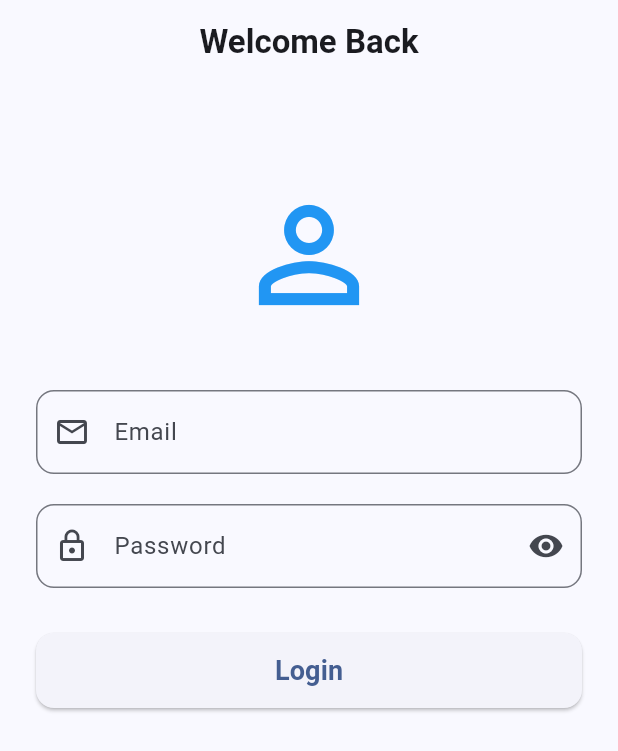
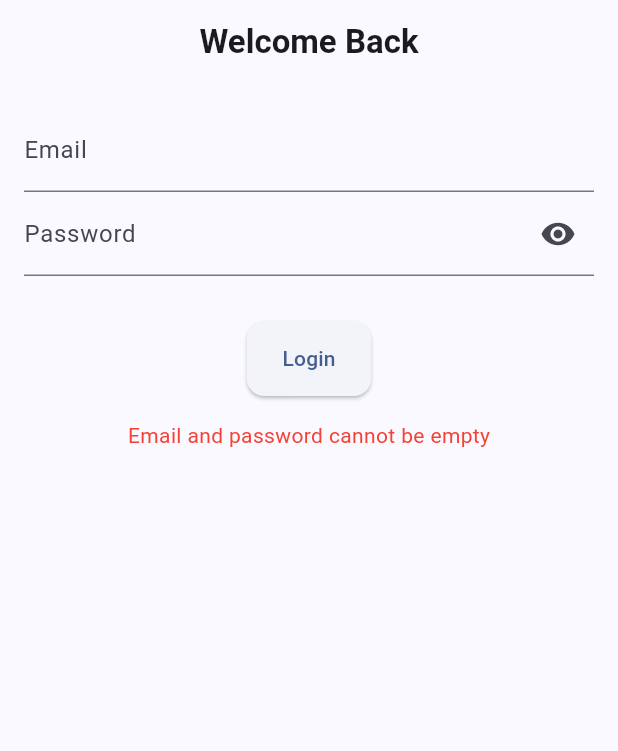
Before and after one commit to Yung729/blindmate, a Flutter app: the screen it shows after launch, after a tap on "Login", on a phone screen of 412 x 824 dp. Shown: the top 751 px of the screen. Run offline on Flutter 3.47's test engine with Material 3 defaults, Android fonts, the phone set to English and light mode, and no system bars; our stand-ins replace animated_text_kit, cloud_firestore, device_info_plus, firebase_auth, firebase_core, lottie and 3 more; missing offline and left inert: metadata_fetch; accounts and stored records are empty.

Commit message:
login state

```diff
--- a/lib/main.dart
+++ b/lib/main.dart
@@ -1,3 +1,4 @@
+import 'package:blindmate/viewmodels/state/auth_state.dart';
 import 'package:blindmate/viewmodels/state/matching_state.dart';
 import 'package:flutter/material.dart';
 import 'package:firebase_core/firebase_core.dart';
@@ -28,6 +29,7 @@ void main() async {
         ChangeNotifierProvider(create: (_) => HomeState()),
         ChangeNotifierProvider(create: (_) => CurrentUserState()),
         ChangeNotifierProvider(create: (_) => BottleNoteState()),
+        ChangeNotifierProvider(create: (_) => AuthState()),
         // Add more providers as needed
       ],
       child: const MyApp(),
--- a/lib/utils/auth_utils.dart
+++ /dev/null
@@ -1,117 +0,0 @@
-import 'package:cloud_firestore/cloud_firestore.dart';
-import 'package:firebase_auth/firebase_auth.dart';
-import 'package:flutter/material.dart';
-import 'package:shared_preferences/shared_preferences.dart';
-import 'package:device_info_plus/device_info_plus.dart';
-import '../views/UIComponents/dialog_utils.dart'; // Import error dialog utility
-import '../models/dataModels/user_model.dart';
-
-final FirebaseAuth _auth = FirebaseAuth.instance;
-final FirebaseFirestore _firestore = FirebaseFirestore.instance;
-
-Future<String> getDeviceId(BuildContext context) async {
-  final DeviceInfoPlugin deviceInfo = DeviceInfoPlugin();
-  if (Theme.of(context).platform == TargetPlatform.android) {
-    final AndroidDeviceInfo androidInfo = await deviceInfo.androidInfo;
-    return androidInfo.id;
-  } else if (Theme.of(context).platform == TargetPlatform.iOS) {
-    final IosDeviceInfo iosInfo = await deviceInfo.iosInfo;
-    return iosInfo.identifierForVendor ?? 'unknown';
-  }
-  return 'unknown';
-}
-
-Future<void> loginUser(
-  BuildContext context,
-  String email,
-  String password,
-) async {
-  if (email.isEmpty || password.isEmpty) return;
-
-  try {
-    String deviceId = await getDeviceId(context);
-
-    QuerySnapshot userQuery =
-        await _firestore
-            .collection('users')
-            .where('email', isEqualTo: email)
-            .limit(1)
-            .get();
-
-    if (userQuery.docs.isNotEmpty) {
-      var userDoc = userQuery.docs.first;
-      bool isOnline = userDoc['online'] ?? false;
-      String? storedDeviceId = userDoc['deviceId'];
-
-      if (isOnline && storedDeviceId != null && storedDeviceId != deviceId) {
-        showErrorDialog(
-          context,
-          "You are already logged in on another device.",
-        );
-        return;
-      }
-    }
-
-    UserCredential userCredential = await _auth.signInWithEmailAndPassword(
-      email: email,
-      password: password,
-    );
-    User? user = userCredential.user;
-
-    if (user != null) {
-      String userId = user.uid;
-      DocumentReference userRef = _firestore.collection('users').doc(userId);
-      DocumentSnapshot userDoc = await userRef.get();
-
-      String userName = userDoc.exists ? (userDoc['name'] ?? "User") : email;
-
-      await userRef.update({
-        'online': true,
-        'deviceId': deviceId,
-        'lastActive': FieldValue.serverTimestamp(),
-      });
-
-      // Store user info locally
-      final prefs = await SharedPreferences.getInstance();
-      await prefs.setString('currentUserId', userId);
-      await prefs.setString('currentUserName', userName);
-
-      if (context.mounted) {
-        Navigator.pushReplacementNamed(context, '/home'); // Use named route
-      }
-    }
-  } on FirebaseAuthException catch (e) {
-    showErrorDialog(context, e.message ?? "Login failed");
-  }
-}
-
-Future<void> logoutUser(BuildContext context, String userId) async {
-  try {
-    await FirebaseFirestore.instance.collection('users').doc(userId).update({
-      'online': false,
-      'status': 'available',
-      'deviceId': '',
-    });
-    await FirebaseAuth.instance.signOut();
-
-    if (context.mounted) {
-      Navigator.pushReplacementNamed(context, '/login');
-    }
-  } catch (e) {
-    if (context.mounted) {
-      ScaffoldMessenger.of(
-        context,
-      ).showSnackBar(SnackBar(content: Text("Logout failed: ${e.toString()}")));
-    }
-  }
-}
-
-Future<UserModel?> loadUserData() async {
-  final user = FirebaseAuth.instance.currentUser;
-  if (user == null) return null;
-
-  final userDoc = await FirebaseFirestore.instance.collection('users').doc(user.uid).get();
-  if (!userDoc.exists) return null;
-
-  return UserModel.fromMap(userDoc.data() as Map<String, dynamic>, user.uid);
-}
--- /dev/null
+++ b/lib/viewmodels/eventHandlers/auth_event_handler.dart
@@ -0,0 +1,63 @@
+import 'package:flutter/material.dart';
+import '../state/auth_state.dart';
+import '../dataBinding/auth_data_binding.dart';
+import '../../views/UIComponents/dialog_utils.dart';
+
+class AuthEventHandler {
+  final AuthState _state;
+  final AuthDataBinding _binding;
+
+  AuthEventHandler(this._state, this._binding);
+
+  Future<void> onLoginPressed(
+    BuildContext context,
+    String email,
+    String password,
+  ) async {
+    if (email.isEmpty || password.isEmpty) {
+      _state.setError('Email and password cannot be empty');
+      return;
+    }
+
+    try {
+      _state.setLoading(true);
+      final result = await _binding.validateAndLogin(context, email, password);
+
+      if (result['success']) {
+        _state.setAuthStatus(
+          isLoggedIn: true,
+          userId: result['userId'],
+          userName: email,
+        );
+        if (context.mounted) {
+          Navigator.pushReplacementNamed(context, '/home');
+        }
+      } else {
+        if (context.mounted) {
+          showErrorDialog(context, result['error']);
+        }
+      }
+    } catch (e) {
+      _state.setError(e.toString());
+    } finally {
+      _state.setLoading(false);
+    }
+  }
+
+  Future<void> onLogoutPressed(BuildContext context) async {
+    try {
+      _state.setLoading(true);
+      if (_state.userId != null) {
+        await _binding.handleLogout(_state.userId!);
+        _state.clear();
+      }
+      if (context.mounted) {
+        Navigator.pushReplacementNamed(context, '/login');
+      }
+    } catch (e) {
+      _state.setError(e.toString());
+    } finally {
+      _state.setLoading(false);
+    }
+  }
+}
--- /dev/null
+++ b/lib/viewmodels/state/auth_state.dart
@@ -0,0 +1,39 @@
+import 'package:flutter/material.dart';
+
+class AuthState with ChangeNotifier {
+  bool isLoading = false;
+  String? errorMessage;
+  bool isLoggedIn = false;
+  String? userId;
+  String? userName;
+
+  void setError(String? message) {
+    errorMessage = message;
+    notifyListeners();
+  }
+
+  void setLoading(bool loading) {
+    isLoading = loading;
+    notifyListeners();
+  }
+
+  void setAuthStatus({
+    required bool isLoggedIn,
+    String? userId,
+    String? userName,
+  }) {
+    this.isLoggedIn = isLoggedIn;
+    this.userId = userId;
+    this.userName = userName;
+    notifyListeners();
+  }
+
+  void clear() {
+    isLoading = false;
+    errorMessage = null;
+    isLoggedIn = false;
+    userId = null;
+    userName = null;
+    notifyListeners();
+  }
+}
--- a/lib/views/screens/login_screen.dart
+++ b/lib/views/screens/login_screen.dart
@@ -1,5 +1,9 @@
-import 'package:blindmate/utils/auth_utils.dart';
 import 'package:flutter/material.dart';
+import 'package:provider/provider.dart';
+import '../../viewmodels/state/auth_state.dart';
+import '../../viewmodels/eventHandlers/auth_event_handler.dart';
+import '../../viewmodels/dataBinding/auth_data_binding.dart';
+import '../../services/auth_service.dart';
 
 class LoginScreen extends StatefulWidget {
   const LoginScreen({super.key});
@@ -9,19 +13,18 @@ class LoginScreen extends StatefulWidget {
 }
 
 class _LoginScreenState extends State<LoginScreen> {
-  final TextEditingController _emailController = TextEditingController();
-  final TextEditingController _passwordController = TextEditingController();
-  bool _isLoading = false;
+  final _emailController = TextEditingController();
+  final _passwordController = TextEditingController();
   bool _obscurePassword = true;
+  late AuthEventHandler _eventHandler;
 
-  Future<void> _login() async {
-    setState(() => _isLoading = true);
-    await loginUser(
-      context,
-      _emailController.text.trim(),
-      _passwordController.text.trim(),
-    );
-    setState(() => _isLoading = false);
+  @override
+  void initState() {
+    super.initState();
+    final authState = Provider.of<AuthState>(context, listen: false);
+    final authService = AuthService();
+    final authBinding = AuthDataBinding(authService);
+    _eventHandler = AuthEventHandler(authState, authBinding);
   }
 
   @override
@@ -37,84 +40,73 @@ class _LoginScreenState extends State<LoginScreen> {
           ),
           centerTitle: true,
         ),
-        body: SingleChildScrollView(
+        body: Consumer<AuthState>(
+          builder: (context, authState, child) {
+            return SingleChildScrollView(
               child: Padding(
-            padding: const EdgeInsets.all(24.0),
+                padding: const EdgeInsets.all(16.0),
                 child: Column(
                   mainAxisAlignment: MainAxisAlignment.center,
-              crossAxisAlignment: CrossAxisAlignment.stretch,
                   children: [
-                const SizedBox(height: 40),
-                const Icon(
-                  Icons.person_outline,
-                  size: 100,
-                  color: Colors.blue,
-                ),
-                const SizedBox(height: 40),
                     TextField(
                       controller: _emailController,
-                  keyboardType: TextInputType.emailAddress,
+                      decoration: const InputDecoration(labelText: 'Email'),
+                    ),
+                    TextField(
+                      controller: _passwordController,
                       decoration: InputDecoration(
-                    labelText: "Email",
-                    prefixIcon: const Icon(Icons.email_outlined),
-                    border: OutlineInputBorder(
-                      borderRadius: BorderRadius.circular(12),
-                    ),
-                    focusedBorder: OutlineInputBorder(
-                      borderRadius: BorderRadius.circular(12),
-                      borderSide: const BorderSide(color: Colors.blue, width: 2),
+                        labelText: 'Password',
+                        suffixIcon: IconButton(
+                          icon: Icon(_obscurePassword
+                            ? Icons.visibility
+                            : Icons.visibility_off),
+                          onPressed: () => setState(() =>
+                            _obscurePassword = !_obscurePassword),
                         ),
                       ),
-                ),
-                const SizedBox(height: 20),
-                TextField(
-                  controller: _passwordController,
                       obscureText: _obscurePassword,
-                  decoration: InputDecoration(
-                    labelText: "Password",
-                    prefixIcon: const Icon(Icons.lock_outline),
-                    suffixIcon: IconButton(
-                      icon: Icon(
-                        _obscurePassword ? Icons.visibility : Icons.visibility_off,
-                      ),
-                      onPressed: () => setState(() => _obscurePassword = !_obscurePassword),
-                    ),
-                    border: OutlineInputBorder(
-                      borderRadius: BorderRadius.circular(12),
-                    ),
-                    focusedBorder: OutlineInputBorder(
-                      borderRadius: BorderRadius.circular(12),
-                      borderSide: const BorderSide(color: Colors.blue, width: 2),
-                    ),
-                  ),
                     ),
                     const SizedBox(height: 30),
                     SizedBox(
                       height: 50,
-                  child: _isLoading
-                      ? const Center(child: CircularProgressIndicator())
+                      child: authState.isLoading
+                        ? const CircularProgressIndicator()
                         : ElevatedButton(
-                          onPressed: _login,
+                            onPressed: () => _eventHandler.onLoginPressed(
+                              context,
+                              _emailController.text,
+                              _passwordController.text,
+                            ),
                             style: ElevatedButton.styleFrom(
                               shape: RoundedRectangleBorder(
                                 borderRadius: BorderRadius.circular(12),
                               ),
                             ),
-                          child: const Text(
-                            "Login",
-                            style: TextStyle(
-                              fontSize: 18,
-                              fontWeight: FontWeight.bold,
+                            child: const Text("Login"),
                           ),
                     ),
+                    if (authState.errorMessage != null)
+                      Padding(
+                        padding: const EdgeInsets.only(top: 16),
+                        child: Text(
+                          authState.errorMessage!,
+                          style: const TextStyle(color: Colors.red),
                         ),
                       ),
-                const SizedBox(height: 20),
                   ],
                 ),
               ),
+            );
+          },
         ),
       ),
     );
   }
+
+  @override
+  void dispose() {
+    _emailController.dispose();
+    _passwordController.dispose();
+    super.dispose();
   }
+}
```
Also changed, not shown: lib/services/auth_service.dart (added, +92 -0 lines), lib/viewmodels/dataBinding/auth_data_binding.dart (added, +57 -0 lines), lib/views/auth_controller.dart (added, +44 -0 lines). Lines whose indentation alone changed are shown as unchanged.
